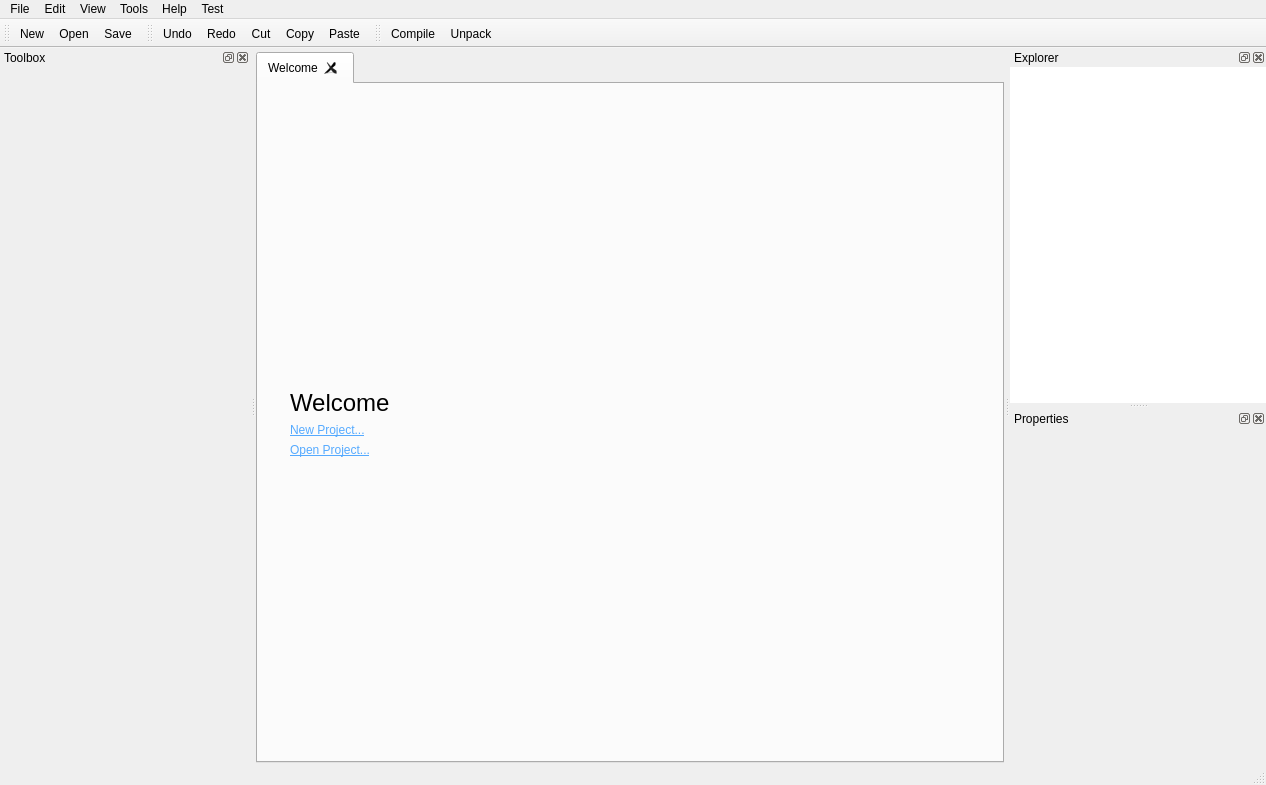
ooflet/Mi-Create, file src/window.ui: the form before one commit.
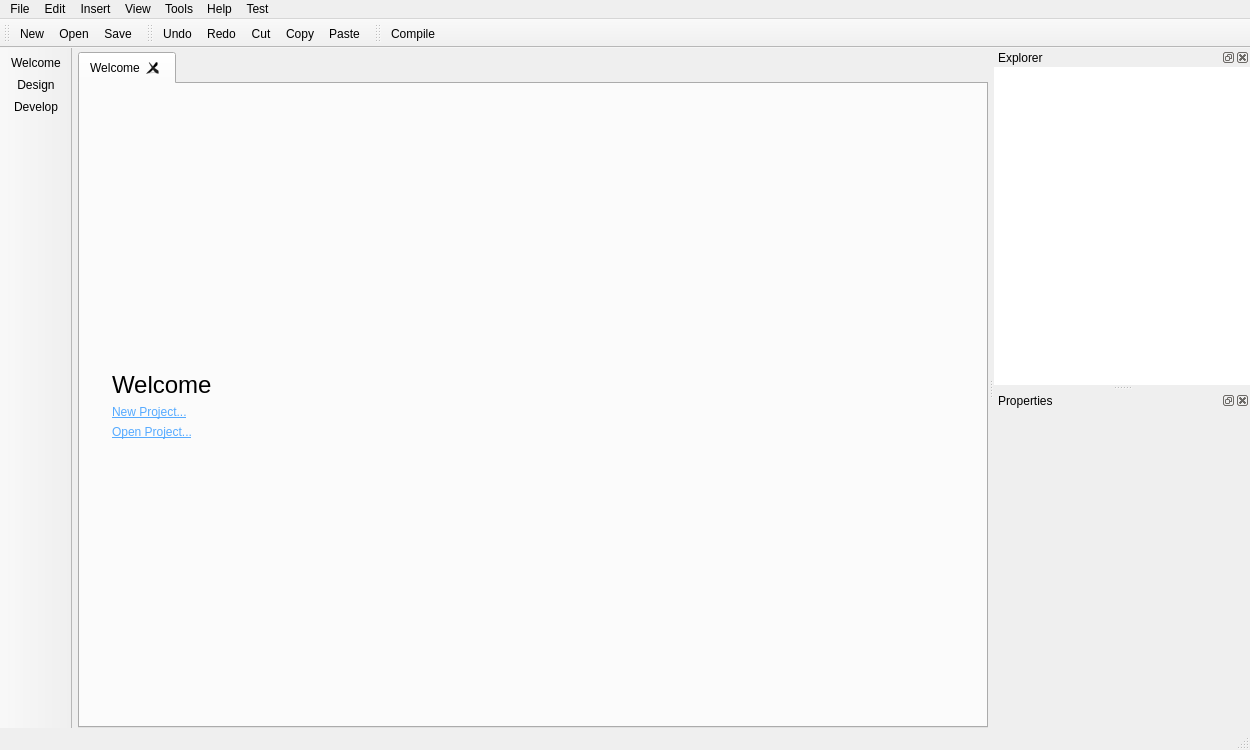
The form after the commit. Icons and pictures are not drawn.

Patch:
```diff
--- a/src/window.ui
+++ b/src/window.ui
@@ -6,10 +6,16 @@
    <rect>
     <x>0</x>
     <y>0</y>
-    <width>1266</width>
-    <height>785</height>
+    <width>1250</width>
+    <height>750</height>
    </rect>
   </property>
+  <property name="sizePolicy">
+   <sizepolicy hsizetype="Preferred" vsizetype="Maximum">
+    <horstretch>0</horstretch>
+    <verstretch>0</verstretch>
+   </sizepolicy>
+  </property>
   <property name="minimumSize">
    <size>
     <width>750</width>
@@ -45,7 +51,7 @@
    </property>
    <layout class="QGridLayout" name="gridLayout_2">
     <property name="leftMargin">
-     <number>0</number>
+     <number>6</number>
     </property>
     <property name="topMargin">
      <number>4</number>
@@ -146,7 +152,7 @@
     <rect>
      <x>0</x>
      <y>0</y>
-     <width>1266</width>
+     <width>1250</width>
      <height>22</height>
     </rect>
    </property>
@@ -242,8 +248,26 @@
     <addaction name="separator"/>
     <addaction name="actionResize_Images"/>
    </widget>
+   <widget class="QMenu" name="menuInsert">
+    <property name="tearOffEnabled">
+     <bool>false</bool>
+    </property>
+    <property name="title">
+     <string>Insert</string>
+    </property>
+    <addaction name="actionImage"/>
+    <addaction name="actionImage_List"/>
+    <addaction name="separator"/>
+    <addaction name="actionDigital_Number"/>
+    <addaction name="actionAnalog_Display"/>
+    <addaction name="actionArc_Progress"/>
+    <addaction name="separator"/>
+    <addaction name="actionShape"/>
+    <addaction name="actionText"/>
+   </widget>
    <addaction name="menuFile"/>
    <addaction name="menuEdit"/>
+   <addaction name="menuInsert"/>
    <addaction name="menuView"/>
    <addaction name="menuTools"/>
    <addaction name="menuHelp"/>
@@ -378,39 +402,6 @@
    <addaction name="actionCopy"/>
    <addaction name="actionPaste"/>
   </widget>
-  <widget class="QDockWidget" name="toolboxWidget">
-   <property name="minimumSize">
-    <size>
-     <width>250</width>
-     <height>250</height>
-    </size>
-   </property>
-   <property name="floating">
-    <bool>false</bool>
-   </property>
-   <property name="windowTitle">
-    <string>Toolbox</string>
-   </property>
-   <attribute name="dockWidgetArea">
-    <number>1</number>
-   </attribute>
-   <widget class="QWidget" name="dockWidgetContents_4">
-    <layout class="QVBoxLayout" name="verticalLayout_2">
-     <property name="leftMargin">
-      <number>0</number>
-     </property>
-     <property name="topMargin">
-      <number>0</number>
-     </property>
-     <property name="rightMargin">
-      <number>0</number>
-     </property>
-     <property name="bottomMargin">
-      <number>0</number>
-     </property>
-    </layout>
-   </widget>
-  </widget>
   <widget class="QToolBar" name="toolBar">
    <property name="windowTitle">
     <string>toolBar</string>
@@ -428,7 +419,47 @@
     <bool>false</bool>
    </attribute>
    <addaction name="actionCompile"/>
-   <addaction name="actionDecompile"/>
+  </widget>
+  <widget class="QToolBar" name="sidebar">
+   <property name="enabled">
+    <bool>true</bool>
+   </property>
+   <property name="sizePolicy">
+    <sizepolicy hsizetype="Fixed" vsizetype="Preferred">
+     <horstretch>0</horstretch>
+     <verstretch>0</verstretch>
+    </sizepolicy>
+   </property>
+   <property name="windowTitle">
+    <string>toolBar_2</string>
+   </property>
+   <property name="layoutDirection">
+    <enum>Qt::LeftToRight</enum>
+   </property>
+   <property name="autoFillBackground">
+    <bool>false</bool>
+   </property>
+   <property name="movable">
+    <bool>false</bool>
+   </property>
+   <property name="iconSize">
+    <size>
+     <width>48</width>
+     <height>38</height>
+    </size>
+   </property>
+   <property name="toolButtonStyle">
+    <enum>Qt::ToolButtonTextUnderIcon</enum>
+   </property>
+   <attribute name="toolBarArea">
+    <enum>LeftToolBarArea</enum>
+   </attribute>
+   <attribute name="toolBarBreak">
+    <bool>false</bool>
+   </attribute>
+   <addaction name="actionWelcomePage"/>
+   <addaction name="actionDesignPage"/>
+   <addaction name="actionDevelopPage"/>
   </widget>
   <action name="actionSave">
    <property name="icon">
@@ -806,7 +837,52 @@
   </action>
   <action name="actionResize_Images">
    <property name="text">
-    <string>Resize Images</string>
+    <string>Shape</string>
+   </property>
+  </action>
+  <action name="actionText">
+   <property name="icon">
+    <iconset resource="resources/icons.qrc">
+     <normaloff>:/Dark/text.png</normaloff>:/Dark/text.png</iconset>
+   </property>
+   <property name="text">
+    <string>Text</string>
+   </property>
+  </action>
+  <action name="actionWelcomePage">
+   <property name="icon">
+    <iconset resource="resources/icons.qrc">
+     <normaloff>:/Dark/mountain-snow.png</normaloff>:/Dark/mountain-snow.png</iconset>
+   </property>
+   <property name="text">
+    <string>Welcome</string>
+   </property>
+   <property name="menuRole">
+    <enum>QAction::NoRole</enum>
+   </property>
+  </action>
+  <action name="actionDesignPage">
+   <property name="icon">
+    <iconset resource="resources/icons.qrc">
+     <normaloff>:/Dark/mountain-snow.png</normaloff>:/Dark/mountain-snow.png</iconset>
+   </property>
+   <property name="text">
+    <string>Design</string>
+   </property>
+   <property name="menuRole">
+    <enum>QAction::NoRole</enum>
+   </property>
+  </action>
+  <action name="actionDevelopPage">
+   <property name="icon">
+    <iconset resource="resources/icons.qrc">
+     <normaloff>:/Dark/mountain-snow.png</normaloff>:/Dark/mountain-snow.png</iconset>
+   </property>
+   <property name="text">
+    <string>Develop</string>
+   </property>
+   <property name="menuRole">
+    <enum>QAction::NoRole</enum>
    </property>
   </action>
  </widget>
```
Left out of the diff: 88 changed lines with no effect on the pictures.
